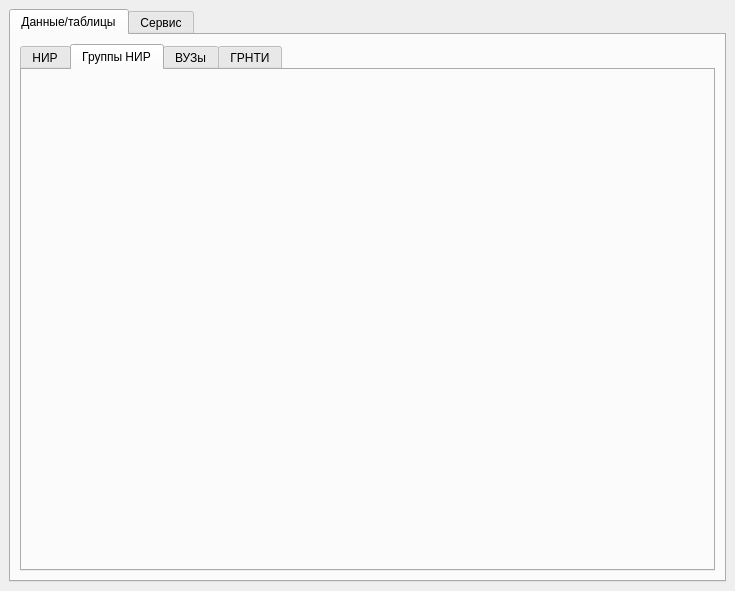
Old version of the form MainForm.ui in the repository VaninaAY/SYBD.
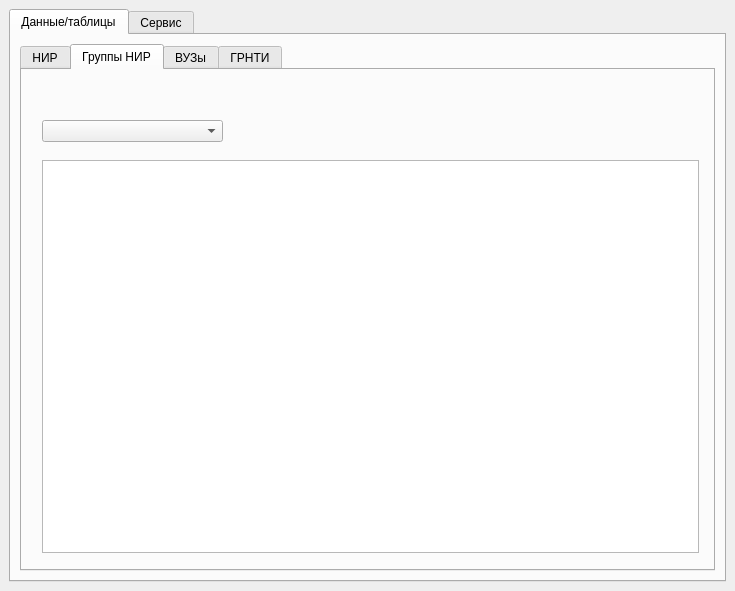
New version of the form. The open tabs and pages were chosen to show the change.

Commit message: add show filter tables

The edit to the form file:
```diff
--- a/MainForm.ui
+++ b/MainForm.ui
@@ -107,6 +107,29 @@
            <attribute name="title">
             <string>Группы НИР</string>
            </attribute>
+           <widget class="QTableView" name="new_table_NIR">
+            <property name="geometry">
+             <rect>
+              <x>20</x>
+              <y>90</y>
+              <width>657</width>
+              <height>393</height>
+             </rect>
+            </property>
+            <property name="editTriggers">
+             <set>QAbstractItemView::NoEditTriggers</set>
+            </property>
+           </widget>
+           <widget class="QComboBox" name="new_table_combobox">
+            <property name="geometry">
+             <rect>
+              <x>20</x>
+              <y>50</y>
+              <width>181</width>
+              <height>22</height>
+             </rect>
+            </property>
+           </widget>
           </widget>
           <widget class="QWidget" name="tab_4">
            <attribute name="title">
```
Left out of the diff: 7 changed lines with no effect on the pictures. The commit also changes 2 other files.
